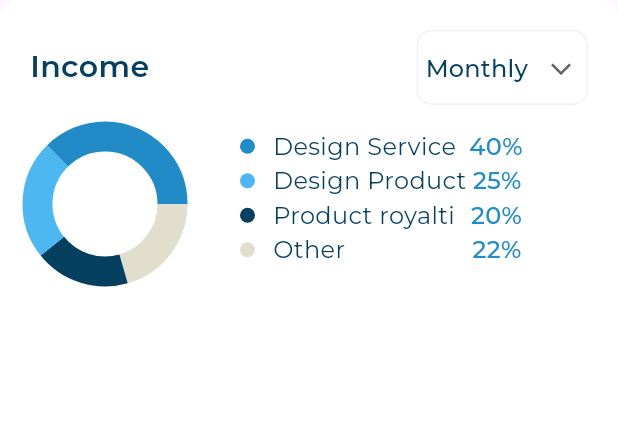
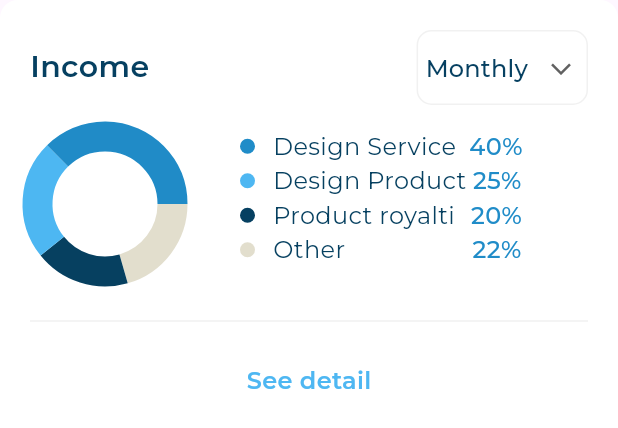
Before and after one commit to MuhammadDev01/responsive_dashboard, a Flutter app: the IncomeDetails widget shown alone on an empty page, opened directly, on a phone screen of 412 x 824 dp. Shown: the top 428 px of the screen. Run offline on Flutter 3.47's test engine with Material 3 defaults, Android fonts, the phone set to English and light mode, and no system bars; drawn by our look-alikes of fl_chart; our stand-ins replace expandable_page_view, flutter_svg; project files that could hold a hidden picture were left out.

Commit message:
complete income details

```diff
--- a/lib/views/widgets/income_details.dart
+++ b/lib/views/widgets/income_details.dart
@@ -1,4 +1,5 @@
 import 'package:flutter/material.dart';
+import 'package:responsive_dashboard/utils/app_styles.dart';
 import 'package:responsive_dashboard/views/widgets/income_chart_and_details_widget.dart';
 import 'package:responsive_dashboard/views/widgets/income_details_header.dart';
 
@@ -11,13 +12,23 @@ class IncomeDetails extends StatelessWidget {
       padding: const EdgeInsets.all(20),
       decoration: BoxDecoration(
           color: Colors.white, borderRadius: BorderRadius.circular(12)),
-      child: const Column(
+      child: Column(
         children: [
-          IncomeDetailsHeader(),
-          SizedBox(
+          const IncomeDetailsHeader(),
+          const SizedBox(
             height: 16,
           ),
-          IncomeChartAndDetailsWidget(),
+          const IncomeChartAndDetailsWidget(),
+          const Divider(
+            height: 56,
+            color: Color(0xffF1F1F1),
+          ),
+          Text(
+            'See detail',
+            style: AppStyles.styleSemiBold16(context).copyWith(
+              color: const Color(0xff4EB7F2),
+            ),
+          ),
         ],
       ),
     );
```
